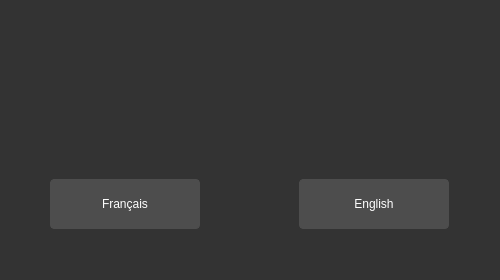
First picture: the form in source/features/ui/language_choice.ui, repository Teky500/Ebook-PR-Application, before the edit.
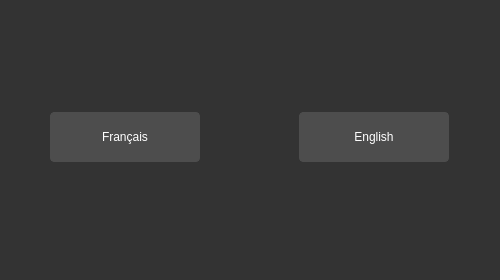
Second picture: the form after the edit.

Commit message: text and style changes

```diff
--- a/source/features/ui/language_choice.ui
+++ b/source/features/ui/language_choice.ui
@@ -96,31 +96,14 @@
     }</string>
   </property>
   <layout class="QVBoxLayout" name="verticalLayout_2">
-   <item>
-    <layout class="QVBoxLayout" name="verticalLayout">
-     <property name="bottomMargin">
-      <number>20</number>
-     </property>
-     <item>
-      <widget class="QLabel" name="label">
-       <property name="styleSheet">
-        <string notr="true">font: 700 30pt &quot;Segoe UI&quot;;</string>
-       </property>
-       <property name="text">
-        <string></string>
-       </property>
-       <property name="alignment">
-        <set>Qt::AlignCenter</set>
-       </property>
-      </widget>
-     </item>
-    </layout>
-   </item>
    <item>
     <layout class="QHBoxLayout" name="horizontalLayout">
      <property name="spacing">
       <number>60</number>
      </property>
+     <property name="topMargin">
+      <number>35</number>
+     </property>
      <property name="bottomMargin">
       <number>40</number>
      </property>
```
The commit also changes 1 other file.
